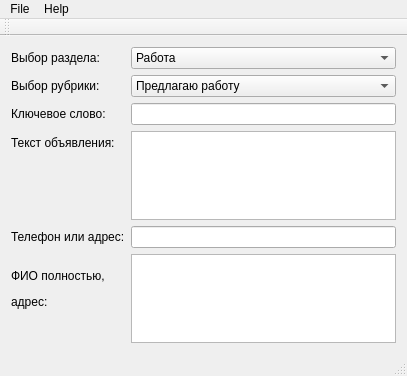
Qt form sputnik-writer/mainwindow.ui (Ejik/sputnik-writer) before a commit.
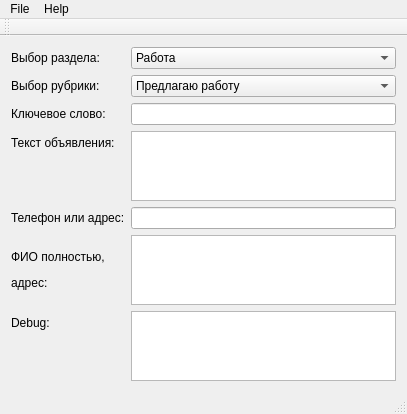
The same form after that commit.

Commit message: Fix: неправильно передавался параметр раздел

```diff
--- a/sputnik-writer/mainwindow.ui
+++ b/sputnik-writer/mainwindow.ui
@@ -7,7 +7,7 @@
     <x>0</x>
     <y>0</y>
     <width>407</width>
-    <height>376</height>
+    <height>380</height>
    </rect>
   </property>
   <property name="windowTitle">
@@ -115,6 +115,16 @@
       </item>
      </widget>
     </item>
+    <item row="6" column="0">
+     <widget class="QLabel" name="label_7">
+      <property name="text">
+       <string>Debug:</string>
+      </property>
+     </widget>
+    </item>
+    <item row="6" column="1">
+     <widget class="QTextEdit" name="textedit_debug"/>
+    </item>
    </layout>
   </widget>
   <widget class="QMenuBar" name="menuBar">
```
The commit also changes 2 other files.
